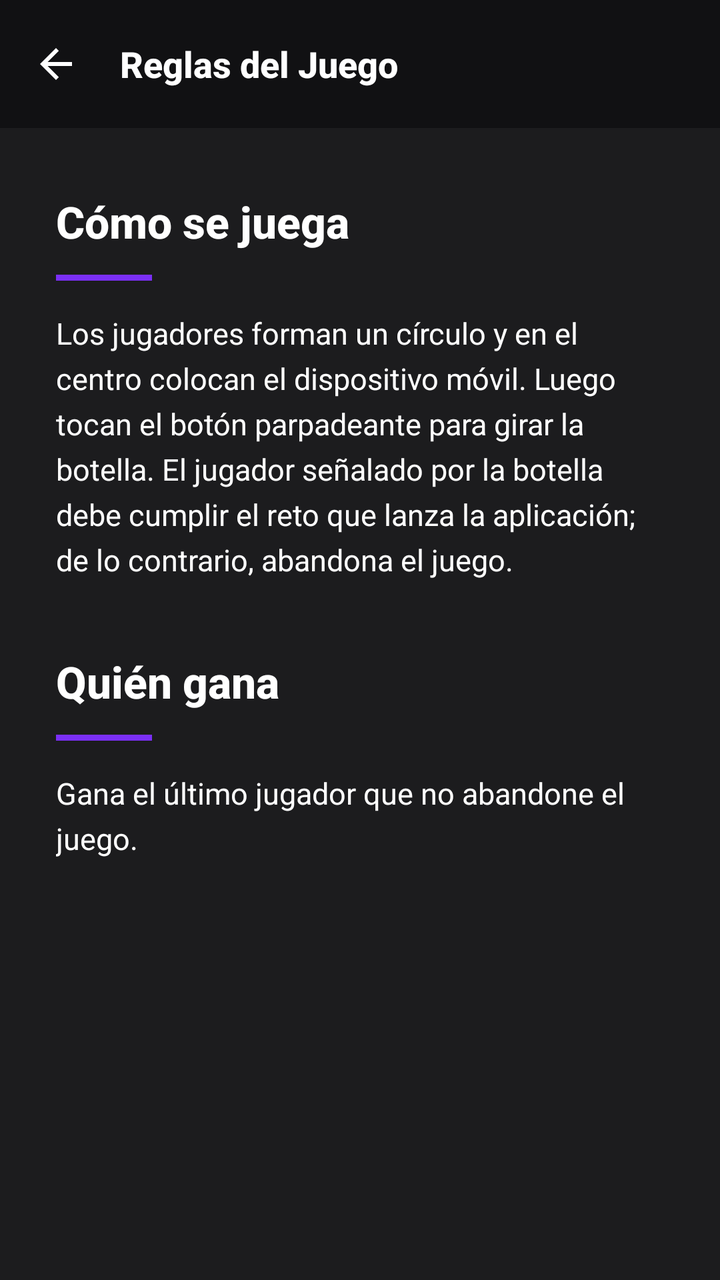
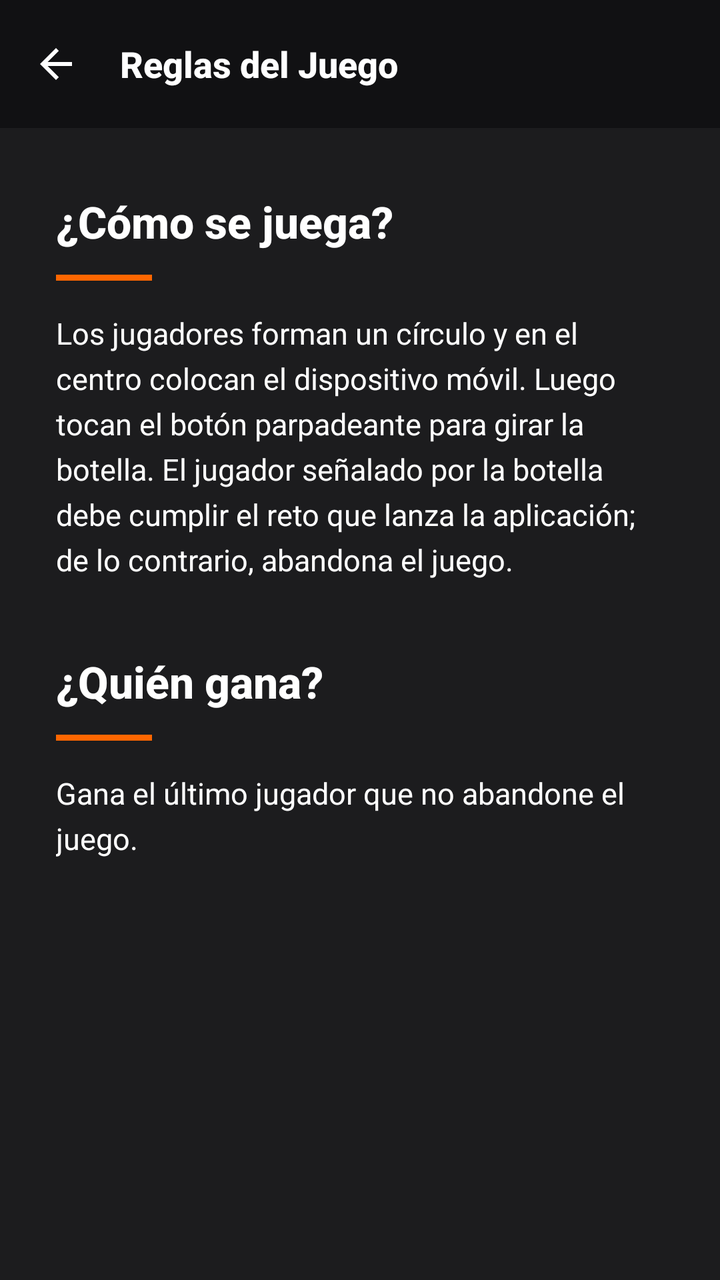

Two renders of the same Android screen: before a commit and after it. Below are the layout's source before the change and the commit's diff.
<!-- AndroidManifest.xml: application theme Theme.PicoBotella -->
<!-- res/layout/fragment_instrucciones.xml -->
<?xml version="1.0" encoding="utf-8"?>
<androidx.coordinatorlayout.widget.CoordinatorLayout
    xmlns:android="http://schemas.android.com/apk/res/android"
    xmlns:app="http://schemas.android.com/apk/res-auto"
    android:layout_width="match_parent"
    android:layout_height="match_parent"
    android:background="@color/instrucciones_fondo">

    
    <com.google.android.material.appbar.AppBarLayout
        android:id="@+id/appBarLayout"
        android:layout_width="match_parent"
        android:layout_height="wrap_content"
        android:background="@color/instrucciones_toolbar"
        app:elevation="0dp">

        <androidx.appcompat.widget.Toolbar
            android:id="@+id/toolbarInstrucciones"
            android:layout_width="match_parent"
            android:layout_height="?attr/actionBarSize"
            android:background="@color/instrucciones_toolbar"
            app:navigationIcon="@drawable/ic_arrow_back_white"
            app:navigationContentDescription="Volver al inicio"
            app:title="Reglas del Juego"
            app:titleTextColor="@color/white"
            app:titleTextAppearance="@style/ToolbarTitleInstrucciones" />

    </com.google.android.material.appbar.AppBarLayout>

    
    <androidx.core.widget.NestedScrollView
        android:layout_width="match_parent"
        android:layout_height="match_parent"
        android:fillViewport="true"
        app:layout_behavior="@string/appbar_scrolling_view_behavior">

        <LinearLayout
            android:layout_width="match_parent"
            android:layout_height="wrap_content"
            android:orientation="vertical"
            android:gravity="center_horizontal"
            android:paddingStart="28dp"
            android:paddingEnd="28dp"
            android:paddingTop="32dp"
            android:paddingBottom="40dp">

            
            <TextView
                android:id="@+id/tvTituloComoSeJuega"
                android:layout_width="match_parent"
                android:layout_height="wrap_content"
                android:text="Cómo se juega"
                android:textColor="@color/white"
                android:textSize="22sp"
                android:textStyle="bold"
                android:fontFamily="sans-serif-medium"
                android:layout_marginBottom="12dp" />

            <View
                android:layout_width="48dp"
                android:layout_height="3dp"
                android:layout_gravity="start"
                android:background="@color/instrucciones_acento"
                android:layout_marginBottom="16dp" />

            <TextView
                android:id="@+id/tvDescComoSeJuega"
                android:layout_width="match_parent"
                android:layout_height="wrap_content"
                android:text="Los jugadores forman un círculo y en el centro colocan el dispositivo móvil. Luego tocan el botón parpadeante para girar la botella. El jugador señalado por la botella debe cumplir el reto que lanza la aplicación; de lo contrario, abandona el juego."
                android:textColor="@color/white"
                android:textSize="15sp"
                android:lineSpacingExtra="5dp"
                android:fontFamily="sans-serif"
                android:layout_marginBottom="36dp" />

            
            <TextView
                android:id="@+id/tvTituloQuienGana"
                android:layout_width="match_parent"
                android:layout_height="wrap_content"
                android:text="Quién gana"
                android:textColor="@color/white"
                android:textSize="22sp"
                android:textStyle="bold"
                android:fontFamily="sans-serif-medium"
                android:layout_marginBottom="12dp" />

            <View
                android:layout_width="48dp"
                android:layout_height="3dp"
                android:layout_gravity="start"
                android:background="@color/instrucciones_acento"
                android:layout_marginBottom="16dp" />

            <TextView
                android:id="@+id/tvDescQuienGana"
                android:layout_width="match_parent"
                android:layout_height="wrap_content"
                android:text="Gana el último jugador que no abandone el juego."
                android:textColor="@color/white"
                android:textSize="15sp"
                android:lineSpacingExtra="5dp"
                android:fontFamily="sans-serif"
                android:layout_marginBottom="40dp" />

            
            <ImageView
                android:id="@+id/ivTriunfo"
                android:layout_width="200dp"
                android:layout_height="200dp"
                android:layout_gravity="center"
                android:scaleType="centerInside"
                android:contentDescription="Animación de triunfo" />

        </LinearLayout>

    </androidx.core.widget.NestedScrollView>

</androidx.coordinatorlayout.widget.CoordinatorLayout>
<!-- resources referenced by this layout -->
<resources>
  <color name="instrucciones_acento">#7B2FF7</color>
  <color name="instrucciones_fondo">#1C1C1E</color>
  <color name="instrucciones_toolbar">#111113</color>
  <color name="white">#FFFFFFFF</color>
  <!-- drawable ic_arrow_back_white (drawable) -->
  <?xml version="1.0" encoding="utf-8"?>
  <vector xmlns:android="http://schemas.android.com/apk/res/android"
      android:width="24dp"
      android:height="24dp"
      android:viewportWidth="24"
      android:viewportHeight="24">
      <path
          android:fillColor="#FFFFFF"
          android:pathData="M20,11H7.83l5.59,-5.59L12,4l-8,8 8,8 1.41,-1.41L7.83,13H20v-2z"/>
  </vector>
  <style name="ToolbarTitleInstrucciones" parent="TextAppearance.Widget.AppCompat.Toolbar.Title">
  
          <item name="android:textSize">18sp</item>
          <item name="android:textStyle">bold</item>
          <item name="android:fontFamily">sans-serif-medium</item>
          <item name="android:textColor">@color/white</item>
  
      </style>
  <style name="Theme.PicoBotella" parent="Base.Theme.PicoBotella" />
  <style name="Base.Theme.PicoBotella" parent="Theme.Material3.DayNight.NoActionBar">
  
          
          
  
      </style>
</resources>

<!-- the commit's change to res/layout/fragment_instrucciones.xml (unified diff, before → after) -->
@@ -11,7 +11,7 @@
         android:id="@+id/appBarLayout"
         android:layout_width="match_parent"
         android:layout_height="wrap_content"
-        android:background="@color/instrucciones_toolbar"
+        android:background="#414141"
         app:elevation="0dp">
 
         <androidx.appcompat.widget.Toolbar
@@ -49,7 +49,7 @@
                 android:id="@+id/tvTituloComoSeJuega"
                 android:layout_width="match_parent"
                 android:layout_height="wrap_content"
-                android:text="Cómo se juega"
+                android:text="¿Cómo se juega?"
                 android:textColor="@color/white"
                 android:textSize="22sp"
                 android:textStyle="bold"
@@ -60,7 +60,7 @@
                 android:layout_width="48dp"
                 android:layout_height="3dp"
                 android:layout_gravity="start"
-                android:background="@color/instrucciones_acento"
+                android:background="@color/orange"
                 android:layout_marginBottom="16dp" />
 
             <TextView
@@ -79,7 +79,7 @@
                 android:id="@+id/tvTituloQuienGana"
                 android:layout_width="match_parent"
                 android:layout_height="wrap_content"
-                android:text="Quién gana"
+                android:text="¿Quién gana?"
                 android:textColor="@color/white"
                 android:textSize="22sp"
                 android:textStyle="bold"
@@ -90,7 +90,7 @@
                 android:layout_width="48dp"
                 android:layout_height="3dp"
                 android:layout_gravity="start"
-                android:background="@color/instrucciones_acento"
+                android:background="@color/orange"
                 android:layout_marginBottom="16dp" />
 
             <TextView
<!-- resource entries referenced after the edit -->
@@ -1,8 +1,8 @@
 <!-- resources referenced by this layout -->
 <resources>
-  <color name="instrucciones_acento">#7B2FF7</color>
   <color name="instrucciones_fondo">#1C1C1E</color>
   <color name="instrucciones_toolbar">#111113</color>
+  <color name="orange">#FF6600</color>
   <color name="white">#FFFFFFFF</color>
   <!-- drawable ic_arrow_back_white (drawable) -->
   <?xml version="1.0" encoding="utf-8"?>
